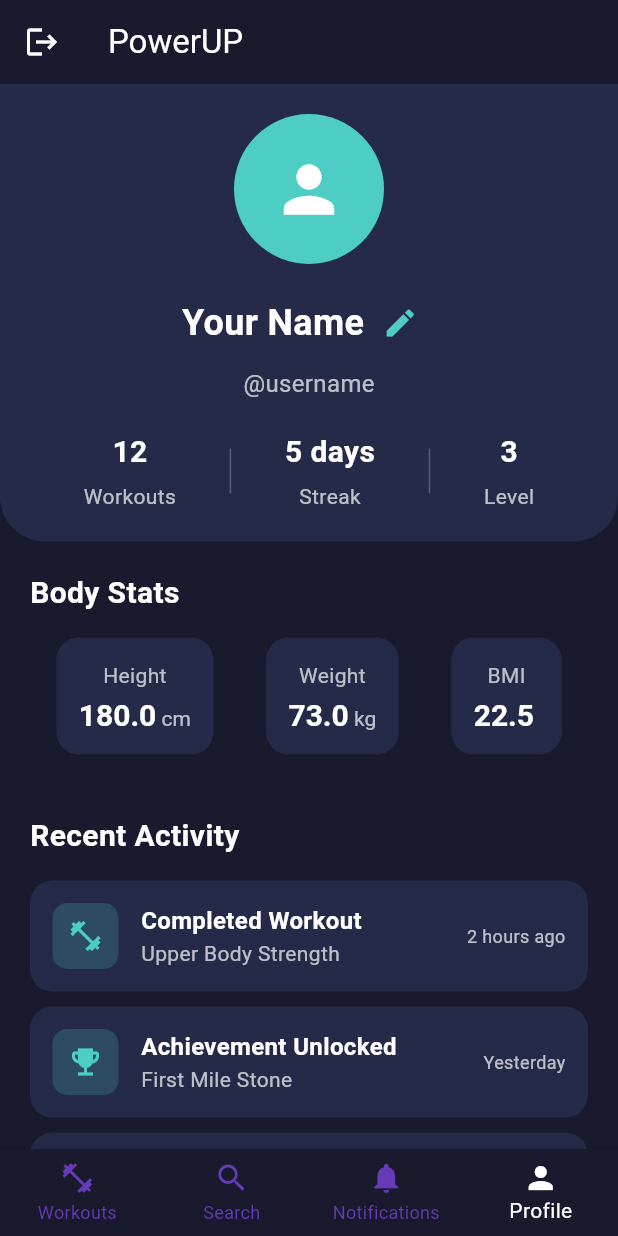
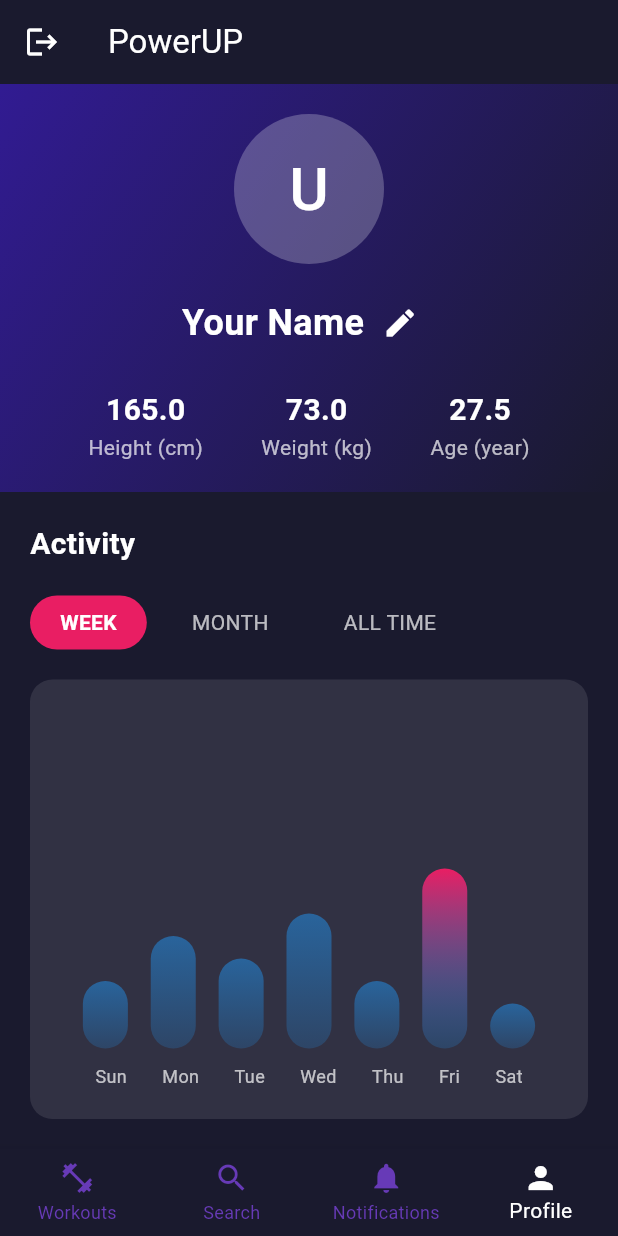
Before and after one commit to parip2/Fitness-App, a Flutter app: the screen it shows after launch, item 4 of the bottom bar chosen, on a phone screen of 412 x 824 dp. Run offline on Flutter 3.47's test engine with Material 3 defaults, Android fonts, the phone set to English and light mode, and no system bars; our stand-ins replace cloud_firestore, firebase_auth, firebase_core; accounts and stored records are empty.

Commit message:
Changes: Signup Page and Profile Page
Made a signup page and edited the profile page to look more like the figma

```diff
--- a/lib/src/pages/profile.dart
+++ b/lib/src/pages/profile.dart
@@ -3,6 +3,7 @@ import '../services/user_service.dart'; // Import UserService
 import 'package:cloud_firestore/cloud_firestore.dart';
 import 'package:firebase_auth/firebase_auth.dart';
 import '../models/user_model.dart';
+import 'dart:math' as math;
 
 class ProfilePage extends StatefulWidget {
   const ProfilePage({super.key});
@@ -65,32 +66,39 @@ class _ProfilePageState extends State<ProfilePage> {
 
   @override
   Widget build(BuildContext context) {
-    print(user);
     return Scaffold(
-      backgroundColor: const Color(0xFF1A1A2E), // Background color
+      backgroundColor: const Color(0xFF1A1A2E),
       body: SafeArea(
-        child: SingleChildScrollView(
         child: Column(
           children: [
-              // Profile Header Section
+            // Profile Header with gradient background
             Container(
               padding: const EdgeInsets.all(20),
-                decoration: const BoxDecoration(
-                  color: Color(0xFF252A48),
-                  borderRadius: BorderRadius.only(
-                    bottomLeft: Radius.circular(30),
-                    bottomRight: Radius.circular(30),
+              decoration: BoxDecoration(
+                gradient: LinearGradient(
+                  begin: Alignment.topLeft,
+                  end: Alignment.bottomRight,
+                  colors: [
+                    Colors.deepPurple.shade900,
+                    const Color(0xFF1A1A2E),
+                  ],
                 ),
               ),
               child: Column(
                 children: [
-                    const CircleAvatar(
+                  // Profile Image and Name
+                  CircleAvatar(
                     radius: 50,
-                      backgroundColor: Color(0xFF4ECDC4),
-                      child: Icon(Icons.person, size: 50, color: Colors.white),
+                    backgroundColor: Colors.white24,
+                    child: Text(
+                      user?.username?.substring(0, 1).toUpperCase() ?? 'U',
+                      style: const TextStyle(
+                        fontSize: 40,
+                        color: Colors.white,
+                      ),
+                    ),
                   ),
                   const SizedBox(height: 15),
-                    // Editable Name Section
                   Row(
                     mainAxisAlignment: MainAxisAlignment.center,
                     children: [
@@ -106,16 +114,13 @@ class _ProfilePageState extends State<ProfilePage> {
                             textAlign: TextAlign.center,
                             decoration: const InputDecoration(
                               border: UnderlineInputBorder(
-                                  borderSide: BorderSide(color: Color(0xFF4ECDC4)),
-                                ),
-                                focusedBorder: UnderlineInputBorder(
-                                  borderSide: BorderSide(color: Color(0xFF4ECDC4)),
+                                borderSide: BorderSide(color: Colors.white),
                               ),
                             ),
                           ),
                         ),
                         IconButton(
-                            icon: const Icon(Icons.check, color: Color(0xFF4ECDC4)),
+                          icon: const Icon(Icons.check, color: Colors.white),
                           onPressed: _updateUsername,
                         ),
                       ] else ...[
@@ -128,107 +133,107 @@ class _ProfilePageState extends State<ProfilePage> {
                           ),
                         ),
                         IconButton(
-                            icon: const Icon(Icons.edit, color: Color(0xFF4ECDC4)),
+                          icon: const Icon(Icons.edit, color: Colors.white),
                           onPressed: () => setState(() => isEditing = true),
                         ),
                       ],
                     ],
                   ),
-                    const SizedBox(height: 5),
-                    Text(
-                      '@${user?.username ?? 'username'}',
-                      style: const TextStyle(
-                        color: Colors.white70,
-                        fontSize: 16,
-                      ),
-                    ),
+                  // Stats Row
                   const SizedBox(height: 20),
-                    // Stats Row
                   Row(
                     mainAxisAlignment: MainAxisAlignment.spaceEvenly,
                     children: [
-                        _buildStatColumn('Workouts', '12'),
-                        _buildDivider(),
-                        _buildStatColumn('Streak', '5 days'),
-                        _buildDivider(),
-                        _buildStatColumn('Level', '3'),
+                      _buildStat('165.0', 'Height', 'cm'),
+                      _buildStat('73.0', 'Weight', 'kg'),
+                      _buildStat('27.5', 'Age', 'year'),
                     ],
                   ),
                 ],
               ),
             ),
-              const SizedBox(height: 20),
-              // Body Stats Section
-              Padding(
-                padding: const EdgeInsets.symmetric(horizontal: 20),
+            // Activity Graph
+            Expanded(
+              child: Container(
+                padding: const EdgeInsets.all(20),
                 child: Column(
                   crossAxisAlignment: CrossAxisAlignment.start,
                   children: [
                     const Text(
-                      'Body Stats',
+                      'Activity',
                       style: TextStyle(
                         color: Colors.white,
                         fontSize: 20,
                         fontWeight: FontWeight.bold,
                       ),
                     ),
-                    const SizedBox(height: 15),
+                    const SizedBox(height: 20),
+                    // Activity Period Selector
                     Row(
-                      mainAxisAlignment: MainAxisAlignment.spaceAround,
                       children: [
-                        _buildStatCard('Height', '180.0', 'cm'),
-                        _buildStatCard('Weight', '73.0', 'kg'),
-                        _buildStatCard('BMI', '22.5', ''),
+                        _buildPeriodButton('WEEK', true),
+                        const SizedBox(width: 10),
+                        _buildPeriodButton('MONTH', false),
+                        const SizedBox(width: 10),
+                        _buildPeriodButton('ALL TIME', false),
+                      ],
+                    ),
+                    const SizedBox(height: 20),
+                    // Activity Graph
+                    Expanded(
+                      child: Container(
+                        width: double.infinity,
+                        padding: const EdgeInsets.all(20),
+                        decoration: BoxDecoration(
+                          color: Colors.white.withOpacity(0.1),
+                          borderRadius: BorderRadius.circular(15),
+                        ),
+                        child: Column(
+                          children: [
+                            Expanded(
+                              child: Row(
+                                crossAxisAlignment: CrossAxisAlignment.end,
+                                mainAxisAlignment: MainAxisAlignment.spaceEvenly,
+                                children: [
+                                  _buildBar('Sun', 0.3, false),
+                                  _buildBar('Mon', 0.5, false),
+                                  _buildBar('Tue', 0.4, false),
+                                  _buildBar('Wed', 0.6, false),
+                                  _buildBar('Thu', 0.3, false),
+                                  _buildBar('Fri', 0.8, true),
+                                  _buildBar('Sat', 0.2, false),
+                                ],
+                              ),
+                            ),
+                            const SizedBox(height: 10),
+                            // Days row
+                            Row(
+                              mainAxisAlignment: MainAxisAlignment.spaceEvenly,
+                              children: [
+                                _buildDayLabel('Sun'),
+                                _buildDayLabel('Mon'),
+                                _buildDayLabel('Tue'),
+                                _buildDayLabel('Wed'),
+                                _buildDayLabel('Thu'),
+                                _buildDayLabel('Fri'),
+                                _buildDayLabel('Sat'),
                               ],
                             ),
                           ],
                         ),
-              ),
-              const SizedBox(height: 20),
-              // Recent Activity Section
-              Padding(
-                padding: const EdgeInsets.all(20),
-                child: Column(
-                  crossAxisAlignment: CrossAxisAlignment.start,
-                  children: [
-                    const Text(
-                      'Recent Activity',
-                      style: TextStyle(
-                        color: Colors.white,
-                        fontSize: 20,
-                        fontWeight: FontWeight.bold,
-                      ),
-                    ),
-                    const SizedBox(height: 15),
-                    _buildActivityTile(
-                      'Completed Workout',
-                      'Upper Body Strength',
-                      '2 hours ago',
-                      Icons.fitness_center,
-                    ),
-                    _buildActivityTile(
-                      'Achievement Unlocked',
-                      'First Mile Stone',
-                      'Yesterday',
-                      Icons.emoji_events,
-                    ),
-                    _buildActivityTile(
-                      'New Personal Record',
-                      'Bench Press: 80kg',
-                      '2 days ago',
-                      Icons.trending_up,
-                    ),
-                  ],
                       ),
                     ),
                   ],
                 ),
               ),
             ),
+          ],
+        ),
+      ),
     );
   }
 
-  Widget _buildStatColumn(String label, String value) {
+  Widget _buildStat(String value, String label, String unit) {
     return Column(
       children: [
         Text(
@@ -239,9 +244,8 @@ class _ProfilePageState extends State<ProfilePage> {
             fontWeight: FontWeight.bold,
           ),
         ),
-        const SizedBox(height: 5),
         Text(
-          label,
+          '$label ($unit)',
           style: const TextStyle(
             color: Colors.white70,
             fontSize: 14,
@@ -251,106 +255,53 @@ class _ProfilePageState extends State<ProfilePage> {
     );
   }
 
-  Widget _buildDivider() {
+  Widget _buildPeriodButton(String text, bool isSelected) {
     return Container(
-      height: 30,
-      width: 1,
-      color: Colors.white24,
-    );
-  }
-
-  Widget _buildStatCard(String label, String value, String unit) {
-    return Container(
-      padding: const EdgeInsets.all(15),
+      padding: const EdgeInsets.symmetric(horizontal: 20, vertical: 8),
       decoration: BoxDecoration(
-        color: const Color(0xFF252A48),
-        borderRadius: BorderRadius.circular(15),
+        color: isSelected ? Colors.pink : Colors.transparent,
+        borderRadius: BorderRadius.circular(20),
       ),
-      child: Column(
-        children: [
-          Text(
-            label,
-            style: const TextStyle(
-              color: Colors.white70,
-              fontSize: 14,
+      child: Text(
+        text,
+        style: TextStyle(
+          color: isSelected ? Colors.white : Colors.white70,
+          fontWeight: isSelected ? FontWeight.bold : FontWeight.normal,
         ),
-          ),
-          const SizedBox(height: 5),
-          RichText(
-            text: TextSpan(
-              text: value,
-              style: const TextStyle(
-                color: Colors.white,
-                fontSize: 20,
-                fontWeight: FontWeight.bold,
-              ),
-              children: [
-                TextSpan(
-                  text: ' $unit',
-                  style: const TextStyle(
-                    color: Colors.white70,
-                    fontSize: 14,
-                    fontWeight: FontWeight.normal,
-                  ),
-                ),
-              ],
-            ),
-          ),
-        ],
       ),
     );
   }
 
-  Widget _buildActivityTile(String title, String subtitle, String time, IconData icon) {
-    return Container(
-      margin: const EdgeInsets.only(bottom: 10),
-      padding: const EdgeInsets.all(15),
-      decoration: BoxDecoration(
-        color: const Color(0xFF252A48),
-        borderRadius: BorderRadius.circular(15),
-      ),
-      child: Row(
+  Widget _buildBar(String day, double height, bool isActive) {
+    return Column(
+      mainAxisAlignment: MainAxisAlignment.end,
       children: [
         Container(
-            padding: const EdgeInsets.all(10),
+          width: 30,
+          height: 150 * height,
           decoration: BoxDecoration(
-              color: const Color(0xFF4ECDC4).withOpacity(0.2),
-              borderRadius: BorderRadius.circular(10),
+            gradient: LinearGradient(
+              begin: Alignment.bottomCenter,
+              end: Alignment.topCenter,
+              colors: [
+                Colors.blue.withOpacity(0.2),
+                isActive ? Colors.pink : Colors.blue.withOpacity(0.5),
+              ],
             ),
-            child: Icon(icon, color: const Color(0xFF4ECDC4)),
-          ),
-          const SizedBox(width: 15),
-          Expanded(
-            child: Column(
-              crossAxisAlignment: CrossAxisAlignment.start,
-              children: [
-                Text(
-                  title,
-                  style: const TextStyle(
-                    color: Colors.white,
-                    fontSize: 16,
-                    fontWeight: FontWeight.bold,
-                  ),
-                ),
-                Text(
-                  subtitle,
-                  style: const TextStyle(
-                    color: Colors.white70,
-                    fontSize: 14,
+            borderRadius: BorderRadius.circular(15),
           ),
         ),
       ],
-            ),
-          ),
-          Text(
-            time,
+    );
+  }
+
+  Widget _buildDayLabel(String day) {
+    return Text(
+      day,
       style: const TextStyle(
         color: Colors.white70,
         fontSize: 12,
       ),
-          ),
-        ],
-      ),
     );
   }
 }
```
Also changed, not shown: lib/src/pages/login.dart (+111 -94 lines). Lines whose indentation alone changed are shown as unchanged.
